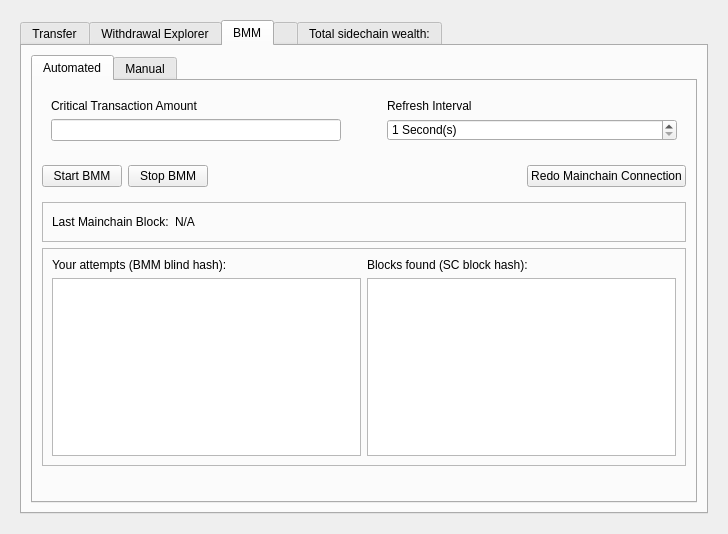
Old version of the form src/qt/forms/sidechainpage.ui in the repository skydogenet/sidechains.
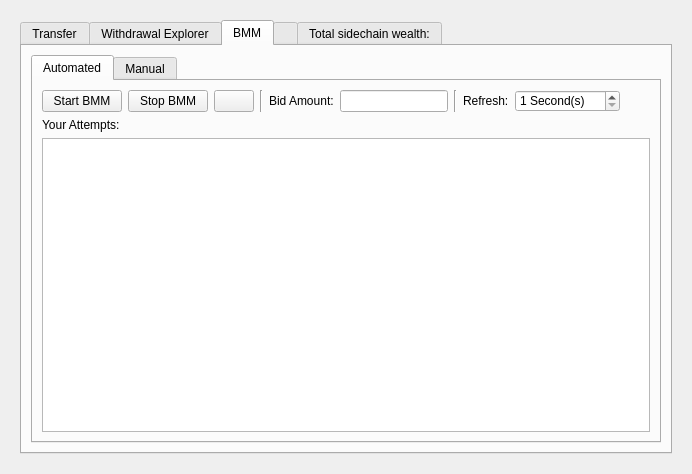
New version of the form. The open tabs and pages were chosen to show the change. Icons and pictures are not drawn. Custom widgets are drawn as their Qt base class.

Commit message:
Add BMM table to sidechain page & refactor
* Add BMM table to sidechain page - on BMM tab

* Refactor sidechain page - cleanup tab widget names, comments

```diff
--- a/src/qt/forms/sidechainpage.ui
+++ b/src/qt/forms/sidechainpage.ui
@@ -6,12 +6,12 @@
    <rect>
     <x>0</x>
     <y>0</y>
-    <width>728</width>
-    <height>534</height>
+    <width>692</width>
+    <height>474</height>
    </rect>
   </property>
   <property name="sizePolicy">
-   <sizepolicy hsizetype="Expanding" vsizetype="Preferred">
+   <sizepolicy hsizetype="MinimumExpanding" vsizetype="Preferred">
     <horstretch>0</horstretch>
     <verstretch>0</verstretch>
    </sizepolicy>
@@ -1115,147 +1115,127 @@
                <string>Automated</string>
               </attribute>
               <layout class="QGridLayout" name="gridLayout_14">
-               <item row="14" column="0" colspan="2">
-                <spacer name="verticalSpacer_3">
-                 <property name="orientation">
-                  <enum>Qt::Vertical</enum>
-                 </property>
-                 <property name="sizeType">
-                  <enum>QSizePolicy::Maximum</enum>
-                 </property>
-                 <property name="sizeHint" stdset="0">
-                  <size>
-                   <width>20</width>
-                   <height>40</height>
-                  </size>
-                 </property>
-                </spacer>
-               </item>
-               <item row="13" column="0" colspan="2">
-                <widget class="QFrame" name="frame_13">
-                 <property name="frameShape">
-                  <enum>QFrame::StyledPanel</enum>
-                 </property>
-                 <property name="frameShadow">
-                  <enum>QFrame::Raised</enum>
-                 </property>
-                 <layout class="QGridLayout" name="gridLayout_11">
-                  <item row="1" column="1">
-                   <widget class="QListWidget" name="listWidgetBMMConnected">
-                    <property name="font">
-                     <font>
-                      <family>Noto Mono</family>
-                     </font>
-                    </property>
-                   </widget>
-                  </item>
-                  <item row="1" column="0">
-                   <widget class="QListWidget" name="listWidgetBMMCreated">
-                    <property name="font">
-                     <font>
-                      <family>Noto Mono</family>
-                     </font>
-                    </property>
-                   </widget>
-                  </item>
-                  <item row="0" column="0">
-                   <widget class="QLabel" name="label_18">
-                    <property name="text">
-                     <string>Your attempts (BMM blind hash):</string>
-                    </property>
-                   </widget>
-                  </item>
-                  <item row="0" column="1">
-                   <widget class="QLabel" name="label_19">
-                    <property name="text">
-                     <string>Blocks found (SC block hash):</string>
-                    </property>
-                   </widget>
-                  </item>
-                 </layout>
-                </widget>
-               </item>
-               <item row="9" column="0" colspan="2">
-                <widget class="QFrame" name="frame_14">
-                 <property name="frameShape">
-                  <enum>QFrame::StyledPanel</enum>
-                 </property>
-                 <property name="frameShadow">
-                  <enum>QFrame::Raised</enum>
-                 </property>
-                 <layout class="QHBoxLayout" name="horizontalLayout_5">
-                  <item>
-                   <widget class="QLabel" name="label_15">
-                    <property name="text">
-                     <string>Last Mainchain Block:</string>
-                    </property>
-                   </widget>
-                  </item>
-                  <item>
-                   <widget class="QLabel" name="labelLastMainchainBlock">
-                    <property name="text">
-                     <string>N/A</string>
-                    </property>
-                    <property name="textInteractionFlags">
-                     <set>Qt::TextSelectableByMouse</set>
-                    </property>
-                   </widget>
-                  </item>
-                  <item>
-                   <spacer name="horizontalSpacer_12">
-                    <property name="orientation">
-                     <enum>Qt::Horizontal</enum>
-                    </property>
-                    <property name="sizeHint" stdset="0">
-                     <size>
-                      <width>40</width>
-                      <height>20</height>
-                     </size>
-                    </property>
-                   </spacer>
-                  </item>
-                 </layout>
-                </widget>
-               </item>
                <item row="2" column="0" colspan="2">
-                <widget class="QFrame" name="frame_10">
-                 <property name="minimumSize">
-                  <size>
-                   <width>0</width>
-                   <height>0</height>
-                  </size>
-                 </property>
+                <widget class="QFrame" name="frame_9">
                  <property name="frameShape">
                   <enum>QFrame::NoFrame</enum>
                  </property>
                  <property name="frameShadow">
-                  <enum>QFrame::Plain</enum>
+                  <enum>QFrame::Raised</enum>
                  </property>
                  <property name="lineWidth">
                   <number>0</number>
                  </property>
-                 <layout class="QGridLayout" name="gridLayout_17">
-                  <item row="0" column="2">
-                   <widget class="QLabel" name="label_14">
+                 <layout class="QHBoxLayout" name="horizontalLayout_6">
+                  <property name="leftMargin">
+                   <number>0</number>
+                  </property>
+                  <property name="topMargin">
+                   <number>0</number>
+                  </property>
+                  <property name="rightMargin">
+                   <number>0</number>
+                  </property>
+                  <property name="bottomMargin">
+                   <number>0</number>
+                  </property>
+                  <item>
+                   <widget class="QPushButton" name="pushButtonStartBMM">
                     <property name="text">
-                     <string>Refresh Interval</string>
+                     <string>Start BMM</string>
                     </property>
                    </widget>
                   </item>
-                  <item row="1" column="0">
+                  <item>
+                   <widget class="QPushButton" name="pushButtonStopBMM">
+                    <property name="text">
+                     <string>Stop BMM</string>
+                    </property>
+                   </widget>
+                  </item>
+                  <item>
+                   <widget class="QPushButton" name="pushButtonNewBMM">
+                    <property name="sizePolicy">
+                     <sizepolicy hsizetype="Maximum" vsizetype="Fixed">
+                      <horstretch>0</horstretch>
+                      <verstretch>0</verstretch>
+                     </sizepolicy>
+                    </property>
+                    <property name="toolTip">
+                     <string>&lt;html&gt;&lt;head/&gt;&lt;body&gt;&lt;p&gt;Create a new BMM attempt. This will generate a new sidechcain block - collecting any new transactions from the mempool since the last request, create a new BMM request and then continue attempting to connect it to the sidechain.&lt;/p&gt;&lt;p&gt;&lt;br/&gt;&lt;/p&gt;&lt;/body&gt;&lt;/html&gt;</string>
+                    </property>
+                    <property name="whatsThis">
+                     <string/>
+                    </property>
+                    <property name="text">
+                     <string/>
+                    </property>
+                    <property name="icon">
+                     <iconset resource="../bitcoin.qrc">
+                      <normaloff>:/movies/spinner-000</normaloff>:/movies/spinner-000</iconset>
+                    </property>
+                    <property name="flat">
+                     <bool>false</bool>
+                    </property>
+                   </widget>
+                  </item>
+                  <item>
+                   <widget class="Line" name="line_2">
+                    <property name="orientation">
+                     <enum>Qt::Vertical</enum>
+                    </property>
+                   </widget>
+                  </item>
+                  <item>
+                   <widget class="QLabel" name="label_13">
+                    <property name="sizePolicy">
+                     <sizepolicy hsizetype="Maximum" vsizetype="Preferred">
+                      <horstretch>0</horstretch>
+                      <verstretch>0</verstretch>
+                     </sizepolicy>
+                    </property>
+                    <property name="text">
+                     <string>Bid Amount:</string>
+                    </property>
+                   </widget>
+                  </item>
+                  <item>
                    <widget class="BitcoinAmountField" name="bmmAmount">
                     <property name="sizePolicy">
-                     <sizepolicy hsizetype="MinimumExpanding" vsizetype="Fixed">
+                     <sizepolicy hsizetype="Minimum" vsizetype="Fixed">
                       <horstretch>0</horstretch>
                       <verstretch>0</verstretch>
                      </sizepolicy>
                     </property>
                    </widget>
                   </item>
-                  <item row="1" column="2">
+                  <item>
+                   <widget class="Line" name="line_4">
+                    <property name="toolTipDuration">
+                     <number>15</number>
+                    </property>
+                    <property name="orientation">
+                     <enum>Qt::Vertical</enum>
+                    </property>
+                   </widget>
+                  </item>
+                  <item>
+                   <widget class="QLabel" name="label_14">
+                    <property name="sizePolicy">
+                     <sizepolicy hsizetype="Maximum" vsizetype="Preferred">
+                      <horstretch>0</horstretch>
+                      <verstretch>0</verstretch>
+                     </sizepolicy>
+                    </property>
+                    <property name="text">
+                     <string>Refresh:</string>
+                    </property>
+                   </widget>
+                  </item>
+                  <item>
                    <widget class="QSpinBox" name="spinBoxRefreshInterval">
                     <property name="sizePolicy">
-                     <sizepolicy hsizetype="MinimumExpanding" vsizetype="Fixed">
+                     <sizepolicy hsizetype="Maximum" vsizetype="Fixed">
                       <horstretch>0</horstretch>
                       <verstretch>0</verstretch>
                      </sizepolicy>
@@ -1274,30 +1254,17 @@
                     </property>
                    </widget>
                   </item>
-                  <item row="0" column="0">
-                   <widget class="QLabel" name="label_13">
-                    <property name="sizePolicy">
-                     <sizepolicy hsizetype="Minimum" vsizetype="Preferred">
-                      <horstretch>0</horstretch>
-                      <verstretch>0</verstretch>
-                     </sizepolicy>
-                    </property>
-                    <property name="text">
-                     <string>Critical Transaction Amount</string>
-                    </property>
-                   </widget>
-                  </item>
-                  <item row="0" column="1" rowspan="2">
+                  <item>
                    <spacer name="horizontalSpacer_3">
                     <property name="orientation">
                      <enum>Qt::Horizontal</enum>
                     </property>
                     <property name="sizeType">
-                     <enum>QSizePolicy::Maximum</enum>
+                     <enum>QSizePolicy::Expanding</enum>
                     </property>
                     <property name="sizeHint" stdset="0">
                      <size>
-                      <width>40</width>
+                      <width>0</width>
                       <height>20</height>
                      </size>
                     </property>
@@ -1306,59 +1273,50 @@
                  </layout>
                 </widget>
                </item>
-               <item row="3" column="0" colspan="2">
-                <widget class="QFrame" name="frame_9">
-                 <property name="frameShape">
-                  <enum>QFrame::NoFrame</enum>
+               <item row="8" column="0">
+                <widget class="QLabel" name="label_9">
+                 <property name="text">
+                  <string>Your Attempts:</string>
                  </property>
-                 <property name="frameShadow">
-                  <enum>QFrame::Raised</enum>
+                </widget>
+               </item>
+               <item row="9" column="0" colspan="2">
+                <widget class="QTableView" name="tableViewBMM">
+                 <property name="font">
+                  <font>
+                   <family>Noto Mono</family>
+                  </font>
                  </property>
-                 <property name="lineWidth">
-                  <number>0</number>
+                 <property name="sizeAdjustPolicy">
+                  <enum>QAbstractScrollArea::AdjustIgnored</enum>
                  </property>
-                 <layout class="QHBoxLayout" name="horizontalLayout_6">
-                  <property name="leftMargin">
-                   <number>0</number>
-                  </property>
-                  <property name="rightMargin">
-                   <number>0</number>
-                  </property>
-                  <item>
-                   <widget class="QPushButton" name="pushButtonStartBMM">
-                    <property name="text">
-                     <string>Start BMM</string>
-                    </property>
-                   </widget>
-                  </item>
-                  <item>
-                   <widget class="QPushButton" name="pushButtonStopBMM">
-                    <property name="text">
-                     <string>Stop BMM</string>
-                    </property>
-                   </widget>
-                  </item>
-                  <item>
-                   <spacer name="horizontalSpacer_16">
-                    <property name="orientation">
-                     <enum>Qt::Horizontal</enum>
-                    </property>
-                    <property name="sizeHint" stdset="0">
-                     <size>
-                      <width>40</width>
-                      <height>20</height>
-                     </size>
-                    </property>
-                   </spacer>
-                  </item>
-                  <item>
-                   <widget class="QPushButton" name="pushButtonConfigureBMM">
-                    <property name="text">
-                     <string>Redo Mainchain Connection</string>
-                    </property>
-                   </widget>
-                  </item>
-                 </layout>
+                 <property name="editTriggers">
+                  <set>QAbstractItemView::NoEditTriggers</set>
+                 </property>
+                 <property name="selectionMode">
+                  <enum>QAbstractItemView::NoSelection</enum>
+                 </property>
+                 <property name="selectionBehavior">
+                  <enum>QAbstractItemView::SelectRows</enum>
+                 </property>
+                 <property name="wordWrap">
+                  <bool>false</bool>
+                 </property>
+                 <property name="cornerButtonEnabled">
+                  <bool>false</bool>
+                 </property>
+                 <attribute name="horizontalHeaderDefaultSectionSize">
+                  <number>100</number>
+                 </attribute>
+                 <attribute name="horizontalHeaderShowSortIndicator" stdset="0">
+                  <bool>false</bool>
+                 </attribute>
+                 <attribute name="horizontalHeaderStretchLastSection">
+                  <bool>false</bool>
+                 </attribute>
+                 <attribute name="verticalHeaderStretchLastSection">
+                  <bool>false</bool>
+                 </attribute>
                 </widget>
                </item>
               </layout>
```
Left out of the diff: 157 changed lines with no effect on the pictures. The commit also changes 2 other files.
